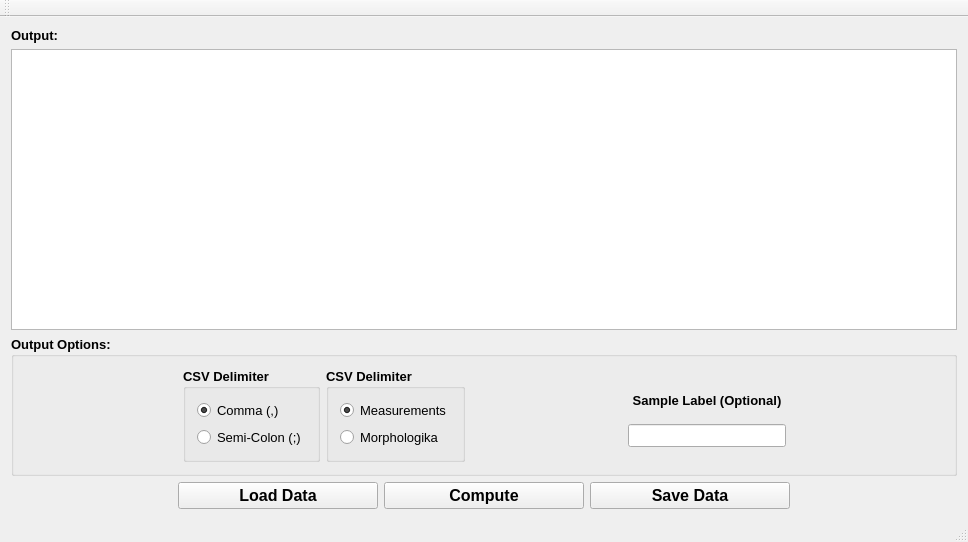
First picture: the form in C++ Release/Measurement_Software.ui, repository LACourtenay/Measurement_TPS_GUI, before the edit.
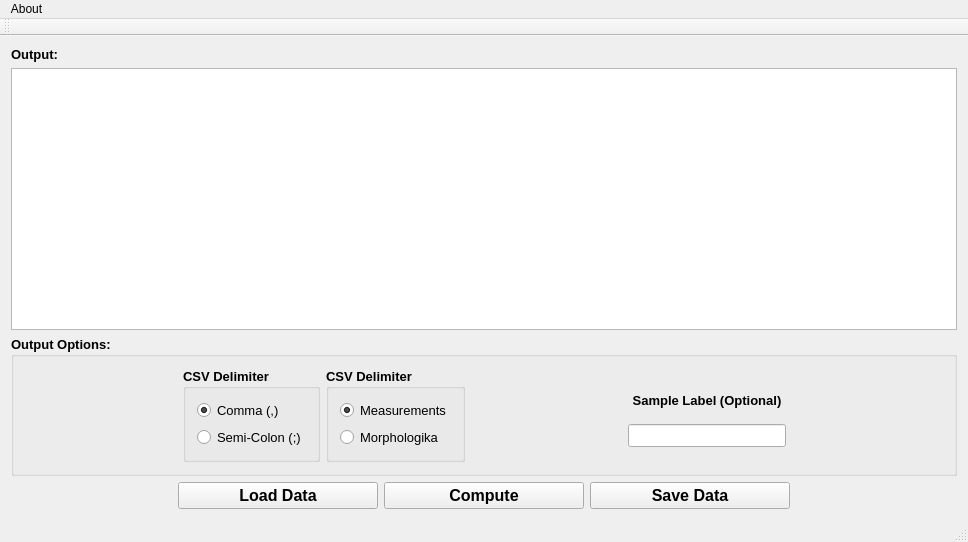
Second picture: the form after the edit.

Commit message: Small updates to the main software interface - Measurement_Software.cpp

Diff of the .ui file:
```diff
--- a/C++ Release/Measurement_Software.ui
+++ b/C++ Release/Measurement_Software.ui
@@ -362,6 +362,13 @@
      <height>21</height>
     </rect>
    </property>
+   <widget class="QMenu" name="menuAbout">
+    <property name="title">
+     <string>About</string>
+    </property>
+    <addaction name="actionAuthor"/>
+   </widget>
+   <addaction name="menuAbout"/>
   </widget>
   <widget class="QToolBar" name="mainToolBar">
    <attribute name="toolBarArea">
```
Left out of the diff: 5 changed lines with no effect on the pictures. The commit also changes 2 other files.
